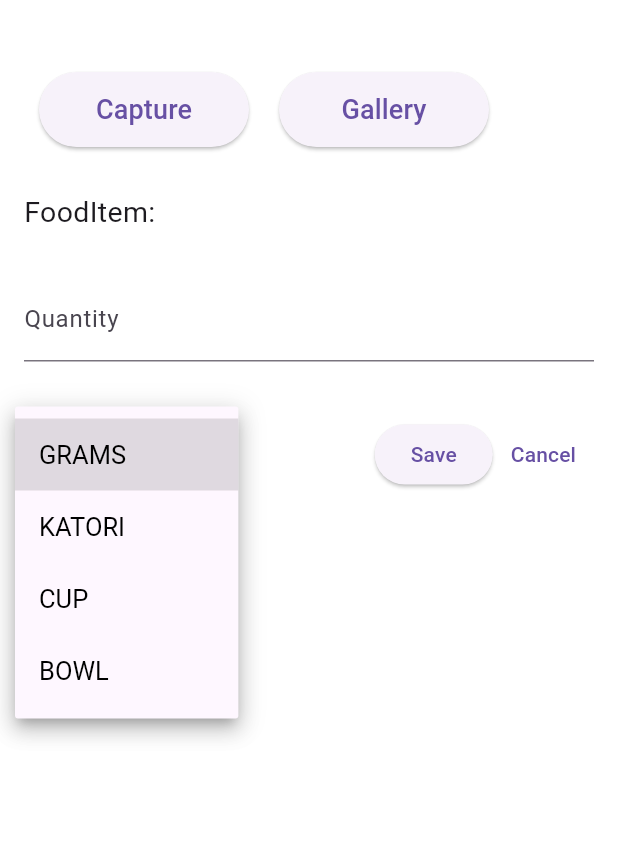
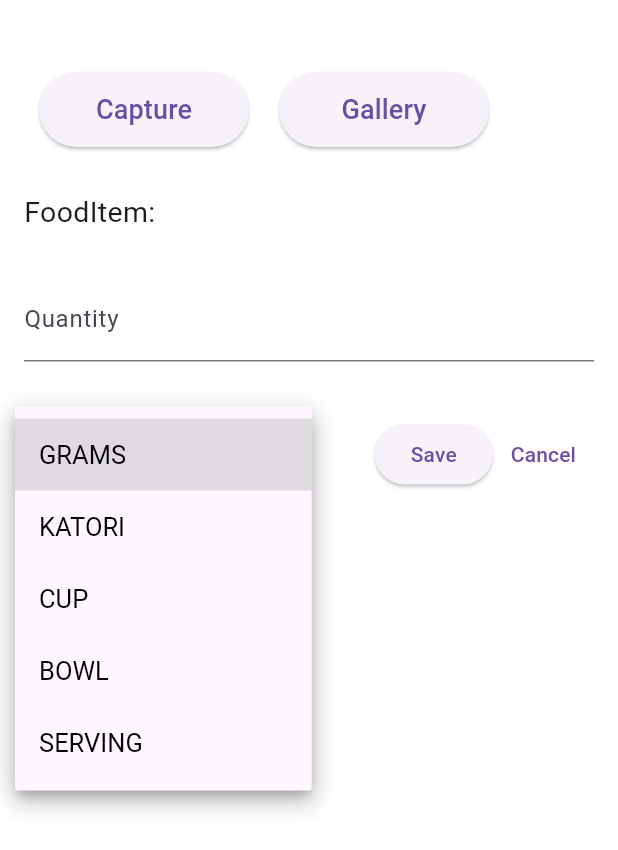
Before and after one commit to sidesshmore/Waterfootprint-Calculator-AquaTrace, a Flutter app: the TryWithAI widget shown alone on an empty page, opened directly, after a tap on "GRAMS", on a phone screen of 412 x 824 dp. Shown: the top 850 px of the screen. Run offline on Flutter 3.47's test engine with Material 3 defaults, Android fonts, the phone set to English and light mode, and no system bars; our stand-ins replace bloc, dash_chat_2, dio, firebase_analytics, firebase_auth, firebase_core and 13 more; missing offline and left inert: onesignal_flutter, tensorflow_lite_flutter; accounts and stored records are empty; network calls fail.

Commit message:
serving added

```diff
--- a/lib/features/Food_Modal/food_modal.dart
+++ b/lib/features/Food_Modal/food_modal.dart
@@ -123,6 +123,7 @@ class _FoodModalState extends State<FoodModal> {
                         Expanded(
                           child: Container(
                             height: 48,
+                            width:50,
                             child: DropdownButton(
                                 style: const TextStyle(
                                     fontSize: 18, color: Colors.black),
@@ -147,7 +148,8 @@ class _FoodModalState extends State<FoodModal> {
                                 }),
                           ),
                         ),
-                        const Spacer(),
+                        // const Spacer(),
+                        const SizedBox(width: 60,),
                         ElevatedButton(
                           onPressed: () async {
                             final SharedPreferences prefs =
--- a/lib/features/Try_With_AI/trywithai.dart
+++ b/lib/features/Try_With_AI/trywithai.dart
@@ -155,6 +155,8 @@ class _TryWithAIState extends State<TryWithAI> {
                 Expanded(
                   child: Container(
                     height: 48,
+                    width:50,
+
                     child: DropdownButton(
                         style:
                             const TextStyle(fontSize: 17, color: Colors.black),
@@ -179,10 +181,10 @@ class _TryWithAIState extends State<TryWithAI> {
                         }),
                   ),
                 ),
-                const SizedBox(
+                const SizedBox(width: 60,),const SizedBox(
                   width: 6,
                 ),
-                const Spacer(),
+
                 ElevatedButton(
                   onPressed: () async {
                     final SharedPreferences prefs =
--- a/lib/models/servingCategory.dart
+++ b/lib/models/servingCategory.dart
@@ -1 +1 @@
-enum Category{grams,katori,cup,bowl}
+enum Category{grams,katori,cup,bowl,serving}
```
